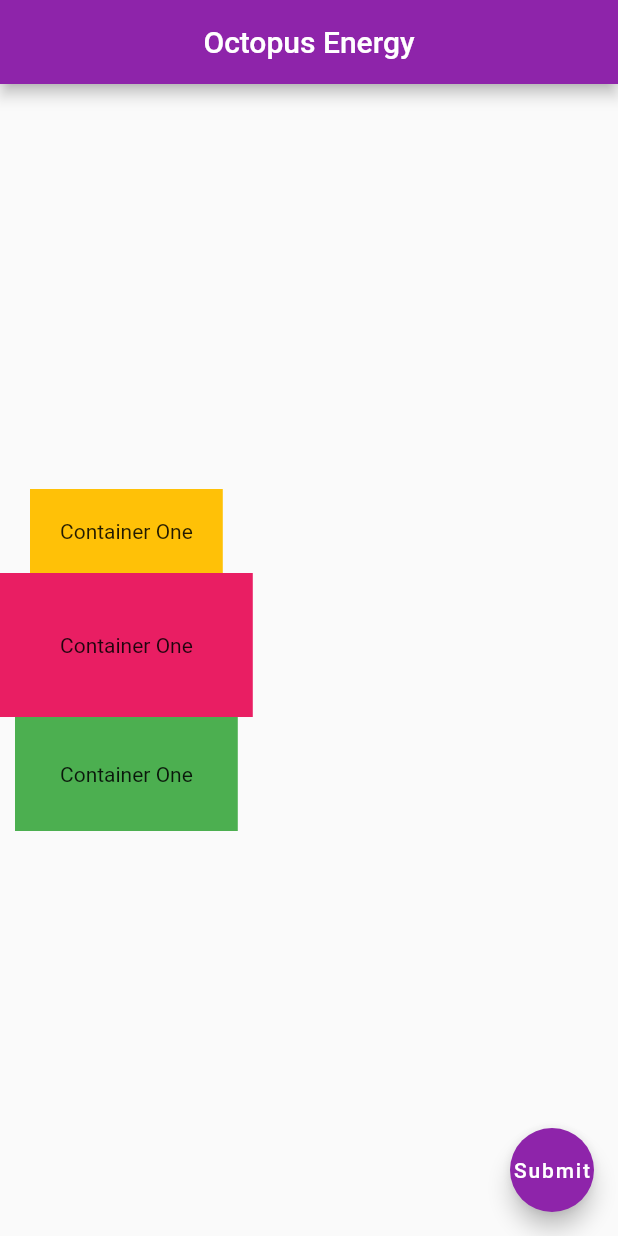
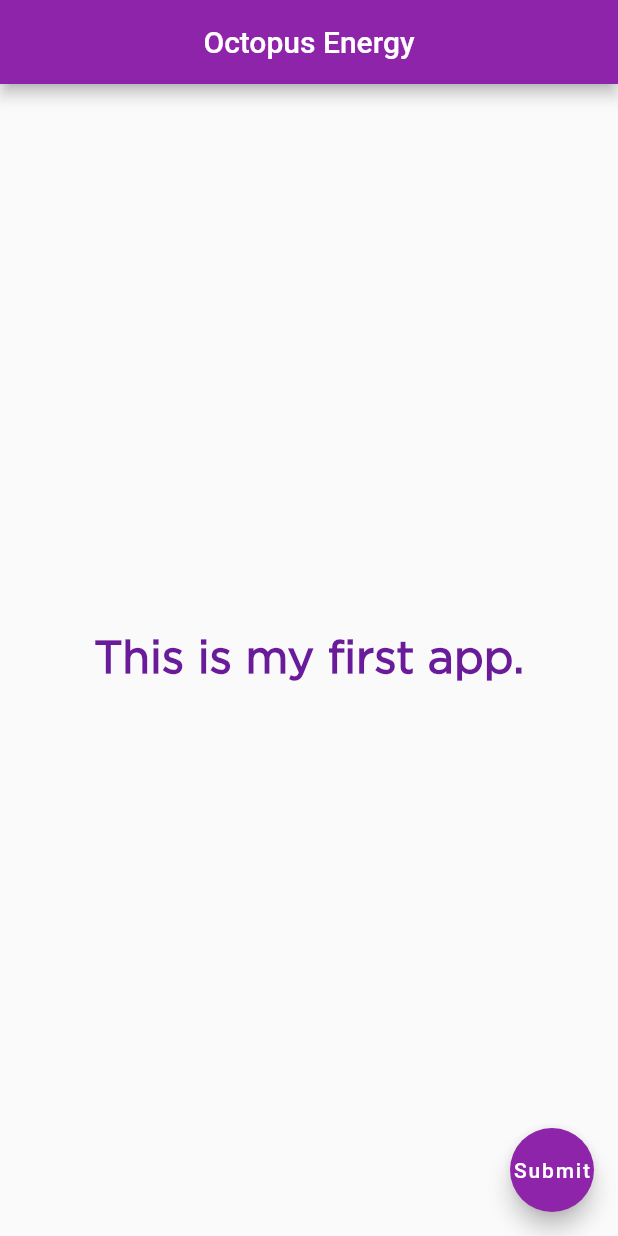
Before and after one commit to jagraj28/flutter_app, a Flutter app: the screen it shows after launch, on a phone screen of 412 x 824 dp. Run offline on Flutter 3.47's test engine with Material 2 defaults, Android fonts, the phone set to English and light mode, and no system bars.

Commit message:
Update main.dart

```diff
--- a/lib/main.dart
+++ b/lib/main.dart
@@ -13,25 +13,16 @@ class Home extends StatelessWidget {
       centerTitle: true,
       backgroundColor: Colors.purple[600],
     ),
-    body: Column(
-      mainAxisAlignment: MainAxisAlignment.center,
-      children: <Widget>[
-        Container(
-          padding: EdgeInsets.all(20.0),
-          color: Colors.amber,
-          child: Text('Container One')
+    body: Center(
+      child: Text(
+        'This is my first app.',
+        style: TextStyle(
+          fontSize: 30.0,
+          fontWeight: FontWeight.bold,
+          color: Colors.purple[800],
+          fontFamily: 'Gotham',
         ),
-        Container(
-          padding: EdgeInsets.all(40.0),
-          color: Colors.pink,
-          child: Text('Container One')
-        ),
-        Container(
-          padding: EdgeInsets.all(30.0),
-          color: Colors.green,
-          child: Text('Container One')
-        ),
-      ],
+      ),
     ),
     floatingActionButton: FloatingActionButton(
       onPressed: () {},
```
